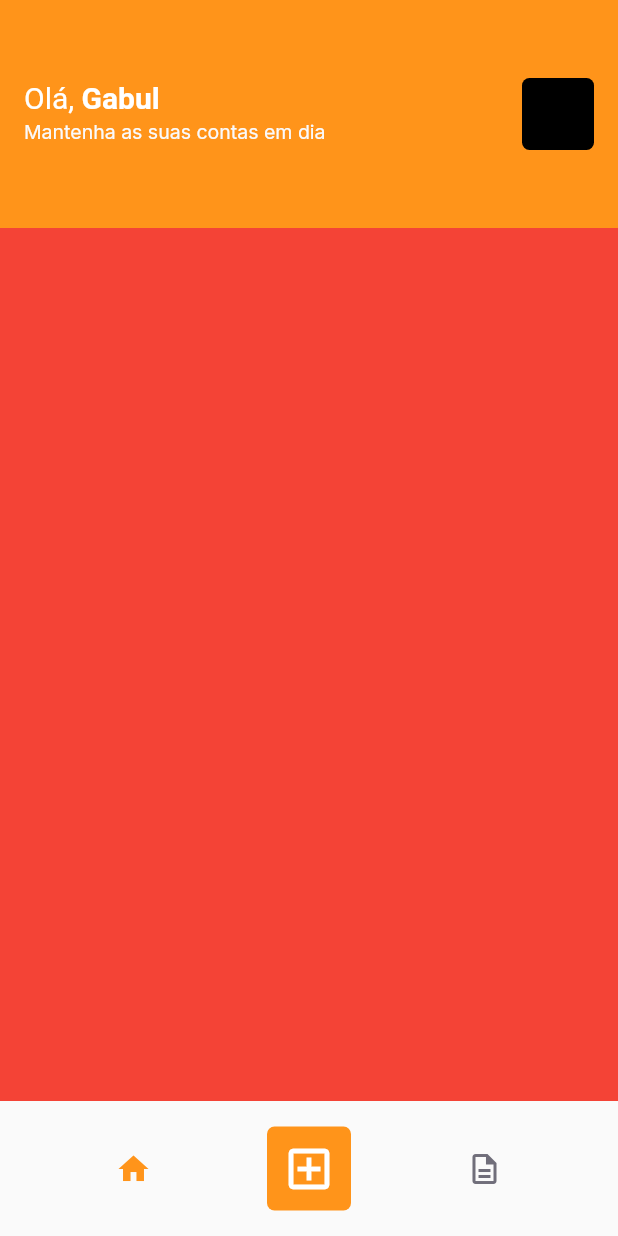
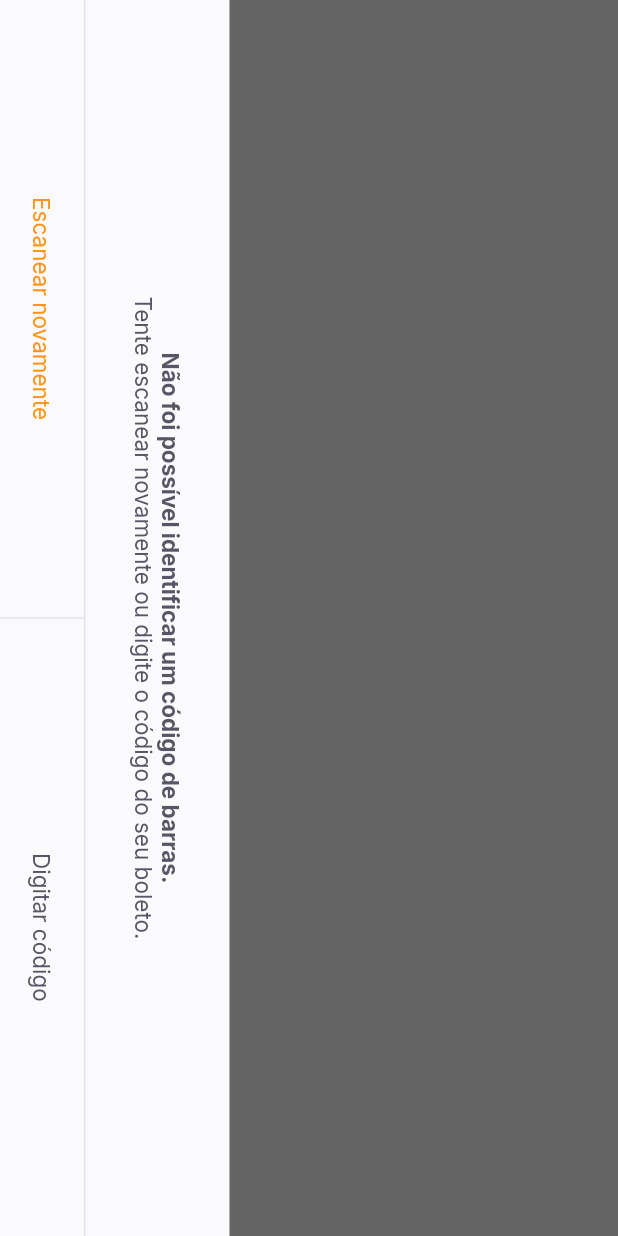
Before and after one commit to maisaamadeu/payflow, a Flutter app: the HomePage screen opened directly, after a tap on the "add box" icon, on a phone screen of 412 x 824 dp. Run offline on Flutter 3.47's test engine with Material 2 defaults, Android fonts, the phone set to English and light mode, and no system bars; our stand-ins replace firebase_core, google_fonts, google_sign_in, shared_preferences; accounts and stored records are empty.

Commit message:
barcode scanner page criado

```diff
--- a/lib/app_widget.dart
+++ b/lib/app_widget.dart
@@ -1,11 +1,15 @@
 import 'package:flutter/material.dart';
-import 'package:payflow/modules/home/home_page.dart';
-import 'package:payflow/modules/login/login_page.dart';
+import 'package:flutter/services.dart';
 import 'package:payflow/modules/splash/splash_page.dart';
 import 'package:payflow/shared/themes/app_colors.dart';
 
 class AppWidget extends StatelessWidget {
-  const AppWidget({super.key});
+  AppWidget({super.key}) {
+    SystemChrome.setPreferredOrientations([
+      DeviceOrientation.portraitDown,
+      DeviceOrientation.portraitUp,
+    ]);
+  }
 
   @override
   Widget build(BuildContext context) {
@@ -13,6 +17,7 @@ class AppWidget extends StatelessWidget {
       title: 'Pay Flow',
       theme: ThemeData(
         primaryColor: AppColors.primary,
+        primarySwatch: Colors.orange,
       ),
       home: const SplashPage(),
     );
--- a/lib/main.dart
+++ b/lib/main.dart
@@ -32,7 +32,7 @@ class _AppFirebaseStateState extends State<AppFirebaseState> {
             ),
           );
         } else if (snapshot.connectionState == ConnectionState.done) {
-          return const AppWidget();
+          return AppWidget();
         } else {
           return const MaterialApp(
             home: SplashPage(),
--- /dev/null
+++ b/lib/modules/barcode_scanner/barcode_scanner_page.dart
@@ -0,0 +1,81 @@
+import 'package:flutter/material.dart';
+import 'package:payflow/shared/themes/app_colors.dart';
+import 'package:payflow/shared/themes/app_text_styles.dart';
+import 'package:payflow/shared/widgets/bottom_sheet/bottom_sheet_widget.dart';
+import 'package:payflow/shared/widgets/divider_vertical/divider_vertical.dart';
+import 'package:payflow/shared/widgets/label_button/label_button.dart';
+import 'package:payflow/shared/widgets/set_buttons/set_label_buttons.dart';
+
+class BarcodeScannerPage extends StatefulWidget {
+  const BarcodeScannerPage({super.key});
+
+  @override
+  State<BarcodeScannerPage> createState() => _BarcodeScannerPageState();
+}
+
+class _BarcodeScannerPageState extends State<BarcodeScannerPage> {
+  @override
+  Widget build(BuildContext context) {
+    return SafeArea(
+      child: RotatedBox(
+        quarterTurns: 1,
+        child: BottomSheetWidget(
+          primaryLabel: 'Inserir código do boleto',
+          primaryOnPressed: () {},
+          secondaryLabel: 'Adicionar da galeria',
+          secondaryOnPressed: () {},
+          title: 'Não foi possível identificar um código de barras.',
+          subtitle:
+              'Tente escanear novamente ou digite o código do seu boleto.',
+        ),
+      ),
+    );
+    return SafeArea(
+      top: true,
+      left: true,
+      bottom: true,
+      right: true,
+      child: RotatedBox(
+        quarterTurns: 1,
+        child: Scaffold(
+          appBar: AppBar(
+            backgroundColor: Colors.black,
+            title: Text(
+              'Escaneie o código de barras do boleto',
+              style: AppTextStyles.buttonBackground,
+            ),
+            leading: const BackButton(
+              color: AppColors.background,
+            ),
+          ),
+          body: Column(
+            children: [
+              Expanded(
+                child: Container(
+                  color: Colors.black,
+                ),
+              ),
+              Expanded(
+                flex: 2,
+                child: Container(
+                  color: Colors.transparent,
+                ),
+              ),
+              Expanded(
+                child: Container(
+                  color: Colors.black,
+                ),
+              ),
+            ],
+          ),
+          bottomNavigationBar: SetLabelButtons(
+            primaryLabel: 'Inserir código do boleto',
+            primaryOnPressed: () {},
+            secondaryLabel: 'Adicionar da galeria',
+            secondaryOnPressed: () {},
+          ),
+        ),
+      ),
+    );
+  }
+}
--- a/lib/modules/home/home_page.dart
+++ b/lib/modules/home/home_page.dart
@@ -1,6 +1,6 @@
 import 'package:flutter/material.dart';
+import 'package:payflow/modules/barcode_scanner/barcode_scanner_page.dart';
 import 'package:payflow/modules/home/home_controller.dart';
-import 'package:payflow/shared/auth/auth_controller.dart';
 import 'package:payflow/shared/themes/app_colors.dart';
 import 'package:payflow/shared/themes/app_text_styles.dart';
 
@@ -26,7 +26,7 @@ class _HomePageState extends State<HomePage> {
   Widget build(BuildContext context) {
     return Scaffold(
       appBar: PreferredSize(
-        preferredSize: Size.fromHeight(152),
+        preferredSize: const Size.fromHeight(152),
         child: Container(
           height: 152,
           decoration: const BoxDecoration(
@@ -63,7 +63,7 @@ class _HomePageState extends State<HomePage> {
         ),
       ),
       body: pages[homeController.currentPage],
-      bottomNavigationBar: Container(
+      bottomNavigationBar: SizedBox(
         height: 90,
         child: Row(
           mainAxisAlignment: MainAxisAlignment.spaceEvenly,
@@ -83,7 +83,12 @@ class _HomePageState extends State<HomePage> {
             ),
             GestureDetector(
               onTap: () {
-                ;
+                Navigator.push(
+                  context,
+                  MaterialPageRoute(
+                    builder: (context) => BarcodeScannerPage(),
+                  ),
+                );
               },
               child: Container(
                 height: 56,
@@ -92,7 +97,7 @@ class _HomePageState extends State<HomePage> {
                   color: AppColors.primary,
                   borderRadius: BorderRadius.circular(5),
                 ),
-                child: Icon(
+                child: const Icon(
                   Icons.add_box_outlined,
                   color: AppColors.background,
                   size: 36.0,
--- a/lib/modules/login/login_page.dart
+++ b/lib/modules/login/login_page.dart
@@ -1,10 +1,9 @@
 import 'package:flutter/material.dart';
-import 'package:google_sign_in/google_sign_in.dart';
 import 'package:payflow/modules/login/login_controller.dart';
 import 'package:payflow/shared/themes/app_colors.dart';
 import 'package:payflow/shared/themes/app_images.dart';
 import 'package:payflow/shared/themes/app_text_styles.dart';
-import 'package:payflow/shared/widgets/social_login_button.dart';
+import 'package:payflow/shared/widgets/social_login_button/social_login_button.dart';
 
 class LoginPage extends StatelessWidget {
   const LoginPage({super.key});
@@ -12,7 +11,7 @@ class LoginPage extends StatelessWidget {
   @override
   Widget build(BuildContext context) {
     final size = MediaQuery.of(context).size;
-    final LoginController _loginController = LoginController();
+    final LoginController loginController = LoginController();
 
     return Scaffold(
       backgroundColor: AppColors.background,
@@ -58,7 +57,7 @@ class LoginPage extends StatelessWidget {
                         const EdgeInsets.only(left: 40, right: 40, top: 40),
                     child: SocialLoginButton(
                       onTap: () {
-                        _loginController.googleSignIn(context);
+                        loginController.googleSignIn(context);
                       },
                     ),
                   ),
--- a/lib/shared/auth/auth_controller.dart
+++ b/lib/shared/auth/auth_controller.dart
@@ -16,7 +16,7 @@ class AuthController {
       Navigator.pushReplacement(
         context,
         MaterialPageRoute(
-          builder: (context) => HomePage(),
+          builder: (context) => const HomePage(),
         ),
       );
     } else {
@@ -38,7 +38,7 @@ class AuthController {
 
   Future<void> currentUser(BuildContext context) async {
     SharedPreferences instance = await SharedPreferences.getInstance();
-    await Future.delayed(Duration(seconds: 2));
+    await Future.delayed(const Duration(seconds: 2));
     if (context.mounted) {
       if (instance.containsKey('user')) {
         String user = instance.get('user') as String;
--- /dev/null
+++ b/lib/shared/widgets/bottom_sheet/bottom_sheet_widget.dart
@@ -0,0 +1,71 @@
+import 'package:flutter/material.dart';
+import 'package:payflow/shared/themes/app_colors.dart';
+import 'package:payflow/shared/themes/app_text_styles.dart';
+import 'package:payflow/shared/widgets/set_buttons/set_label_buttons.dart';
+
+class BottomSheetWidget extends StatelessWidget {
+  final String primaryLabel;
+  final VoidCallback primaryOnPressed;
+  final String secondaryLabel;
+  final VoidCallback secondaryOnPressed;
+  final String title;
+  final String subtitle;
+  const BottomSheetWidget(
+      {super.key,
+      required this.primaryLabel,
+      required this.primaryOnPressed,
+      required this.secondaryLabel,
+      required this.secondaryOnPressed,
+      required this.title,
+      required this.subtitle});
+
+  @override
+  Widget build(BuildContext context) {
+    return Material(
+      child: Container(
+        color: AppColors.shape,
+        child: Column(
+          children: [
+            Expanded(
+              child: Container(
+                color: Colors.black.withOpacity(0.6),
+              ),
+            ),
+            Column(
+              children: [
+                Padding(
+                  padding: const EdgeInsets.all(30.0),
+                  child: Text.rich(
+                    TextSpan(
+                      text: title,
+                      style: AppTextStyles.buttonBoldHeading,
+                      children: [
+                        TextSpan(
+                          text: "\n$subtitle",
+                          style: AppTextStyles.buttonHeading,
+                        ),
+                      ],
+                    ),
+                    textAlign: TextAlign.center,
+                  ),
+                ),
+                Container(
+                  height: 1,
+                  width: double.maxFinite,
+                  color: AppColors.stroke,
+                ),
+                SetLabelButtons(
+                  enablePrimaryColor: true,
+                  primaryLabel: 'Escanear novamente',
+                  primaryOnPressed: () {},
+                  secondaryLabel: 'Digitar código',
+                  secondaryOnPressed: () {},
+                ),
+              ],
+            ),
+          ],
+        ),
+      ),
+    );
+  }
+}
--- /dev/null
+++ b/lib/shared/widgets/divider_vertical/divider_vertical.dart
@@ -0,0 +1,15 @@
+import 'package:flutter/material.dart';
+import 'package:payflow/shared/themes/app_colors.dart';
+
+class DividerVertical extends StatelessWidget {
+  const DividerVertical({super.key});
+
+  @override
+  Widget build(BuildContext context) {
+    return Container(
+      width: 1,
+      height: double.maxFinite,
+      color: AppColors.stroke,
+    );
+  }
+}
--- /dev/null
+++ b/lib/shared/widgets/label_button/label_button.dart
@@ -0,0 +1,24 @@
+import 'package:flutter/material.dart';
+import 'package:payflow/shared/themes/app_text_styles.dart';
+
+class LabelButton extends StatelessWidget {
+  final String label;
+  final VoidCallback onPressed;
+  final TextStyle? style;
+  const LabelButton(
+      {super.key, required this.label, required this.onPressed, this.style});
+
+  @override
+  Widget build(BuildContext context) {
+    return SizedBox(
+      height: 56,
+      child: TextButton(
+        onPressed: onPressed,
+        child: Text(
+          label,
+          style: style ?? AppTextStyles.buttonHeading,
+        ),
+      ),
+    );
+  }
+}
--- /dev/null
+++ b/lib/shared/widgets/set_buttons/set_label_buttons.dart
@@ -0,0 +1,44 @@
+import 'package:flutter/material.dart';
+import 'package:payflow/shared/themes/app_text_styles.dart';
+import 'package:payflow/shared/widgets/divider_vertical/divider_vertical.dart';
+import 'package:payflow/shared/widgets/label_button/label_button.dart';
+
+class SetLabelButtons extends StatelessWidget {
+  final String primaryLabel;
+  final VoidCallback primaryOnPressed;
+  final String secondaryLabel;
+  final VoidCallback secondaryOnPressed;
+  final bool enablePrimaryColor;
+  const SetLabelButtons(
+      {super.key,
+      required this.primaryLabel,
+      required this.primaryOnPressed,
+      required this.secondaryLabel,
+      required this.secondaryOnPressed,
+      this.enablePrimaryColor = false});
+
+  @override
+  Widget build(BuildContext context) {
+    return SizedBox(
+      height: 56,
+      child: Row(
+        children: [
+          Expanded(
+            child: LabelButton(
+              label: primaryLabel,
+              onPressed: primaryOnPressed,
+              style: enablePrimaryColor ? AppTextStyles.buttonPrimary : null,
+            ),
+          ),
+          DividerVertical(),
+          Expanded(
+            child: LabelButton(
+              label: secondaryLabel,
+              onPressed: secondaryOnPressed,
+            ),
+          ),
+        ],
+      ),
+    );
+  }
+}
--- a/pubspec.yaml
+++ b/pubspec.yaml
@@ -19,6 +19,10 @@ dependencies:
   google_sign_in_web: ^0.12.0
   firebase_auth: ^4.5.0
   shared_preferences: ^2.1.0
+  google_ml_kit: ^0.14.0
+  camera: ^0.10.5
+  image_picker: ^0.8.7+4
+  image_picker_for_web: ^2.1.12
 
 dev_dependencies:
   flutter_test:
```
Also changed, not shown: lib/shared/widgets/social_login_button/social_login_button.dart (renamed from lib/shared/widgets/social_login_button.dart), pubspec.lock, 2 other files.
